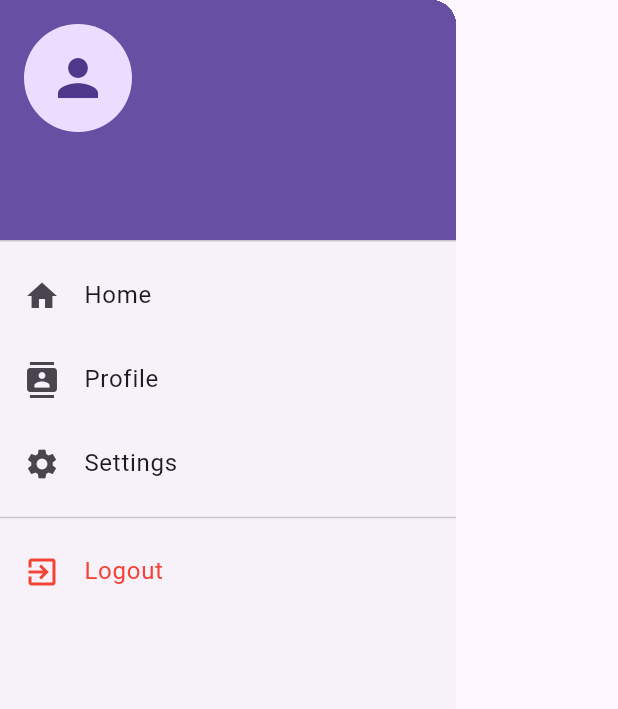
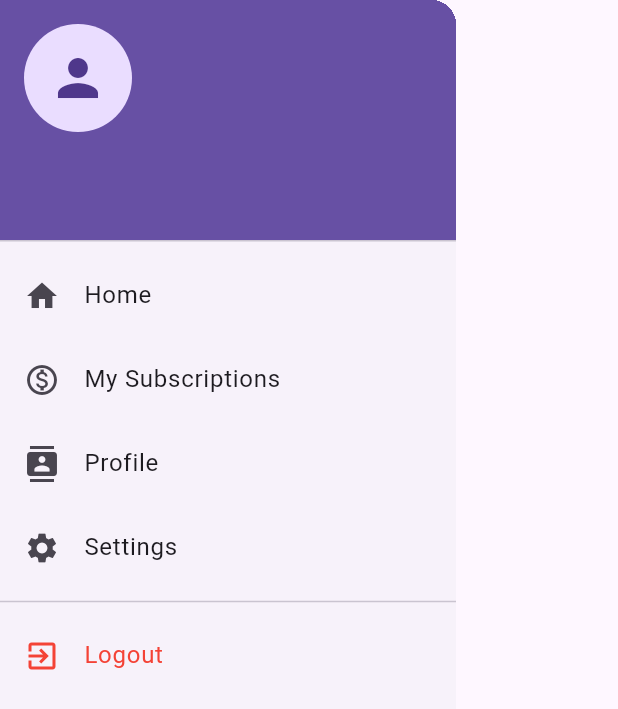
Before and after one commit to vprabhu1771/flutter_supabase_gold_scheme, a Flutter app: the CustomDrawer widget shown alone on an empty page, opened directly, on a phone screen of 412 x 824 dp. Shown: the top 709 px of the screen. Run offline on Flutter 3.47's test engine with Material 3 defaults, Android fonts, the phone set to English and light mode, and no system bars; our stand-ins replace flutter_dotenv, flutter_secure_storage, fluttertoast, supabase_flutter; accounts and stored records are empty.

Commit message:
CustomDrawer My Subscriptions  added

```diff
--- a/lib/widgets/CustomDrawer.dart
+++ b/lib/widgets/CustomDrawer.dart
@@ -1,4 +1,5 @@
 import 'package:flutter/material.dart';
+import 'package:flutter_supabase_gold_scheme/screens/MySubscriptionScreen.dart';
 
 import 'package:supabase_flutter/supabase_flutter.dart';
 import 'package:flutter_secure_storage/flutter_secure_storage.dart';
@@ -53,6 +54,19 @@ class CustomDrawer extends StatelessWidget {
               onTap: () {
                 Navigator.pop(context);
                 Navigator.pushReplacementNamed(context, '/home');
+              },
+            ),
+            ListTile(
+              leading: Icon(Icons.monetization_on_outlined),
+              title: Text('My Subscriptions'),
+              onTap: () {
+                Navigator.pop(context);
+                Navigator.push(
+                  parentContext,
+                  MaterialPageRoute(
+                    builder: (context) => MySubscriptionScreen(title: 'My Subscriptions'),
+                  ),
+                );
               },
             ),
             ListTile(
```
